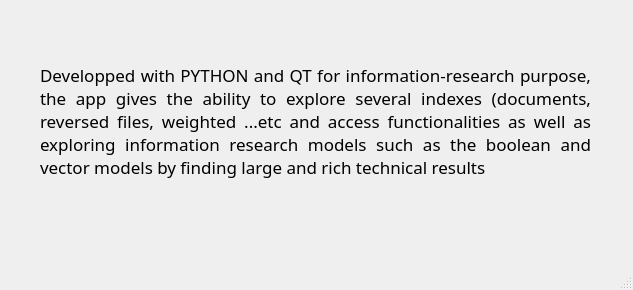
Above: Information research/about.ui from CKTomc/SII_ before the change. Below: the same form after it.
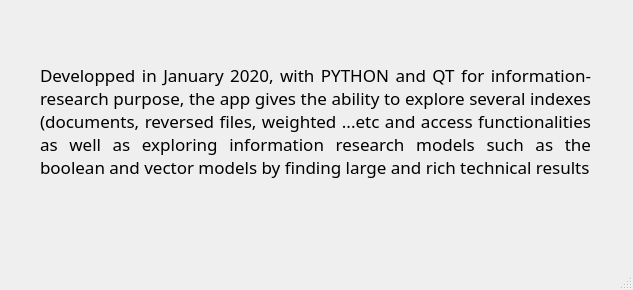
That is the form after the change.

```diff
--- a/Information research/about.ui
+++ b/Information research/about.ui
@@ -39,7 +39,7 @@
      <enum>QFrame::Plain</enum>
     </property>
     <property name="text">
-     <string>Developped with PYTHON and QT for information-research purpose, the app gives the ability to explore several indexes (documents, reversed files, weighted ...etc and access functionalities as well as exploring information research models such as the boolean and vector models by finding large and rich technical results</string>
+     <string>Developped in January 2020, with PYTHON and QT for information-research purpose, the app gives the ability to explore several indexes (documents, reversed files, weighted ...etc and access functionalities as well as exploring information research models such as the boolean and vector models by finding large and rich technical results</string>
     </property>
     <property name="textFormat">
      <enum>Qt::AutoText</enum>
```
